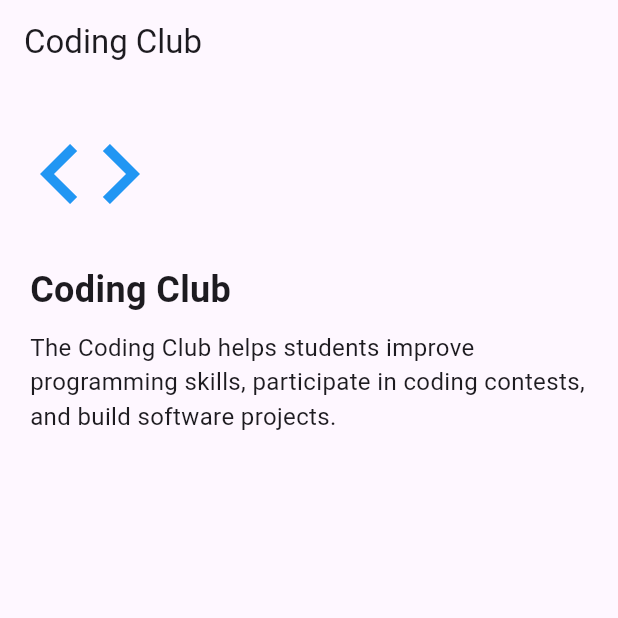
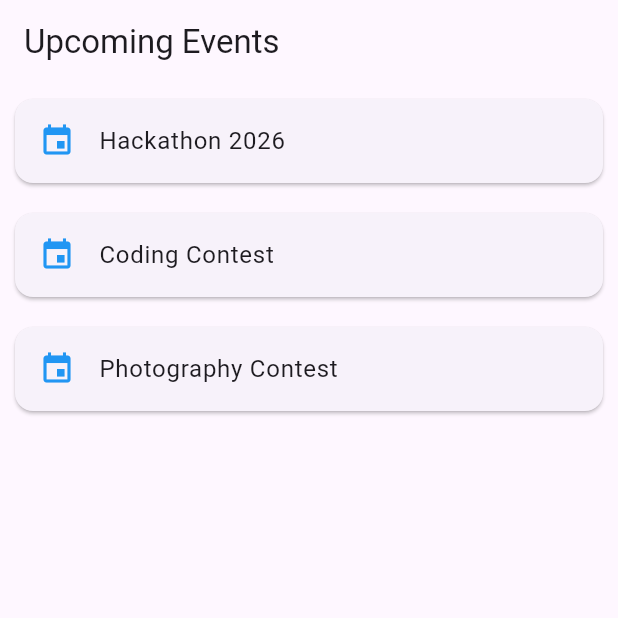
Before and after one commit to Satwika-y1/college-club-manager, a Flutter app: the screen it shows after launch, on a phone screen of 412 x 824 dp, the top half of it. Run offline on Flutter 3.47's test engine with Material 3 defaults, Android fonts, the light colour scheme and no system bars.

Commit message:
Added events screen

```diff
--- a/lib/main.dart
+++ b/lib/main.dart
@@ -1,5 +1,5 @@
 import 'package:flutter/material.dart';
-import 'screens/club_details_screen.dart';
+import 'screens/events_screen.dart';
 
 void main() {
   runApp(const CollegeClubManagerApp());
@@ -16,7 +16,7 @@ class CollegeClubManagerApp extends StatelessWidget {
       theme: ThemeData(
         primarySwatch: Colors.blue,
       ),
-      home: const ClubDetailsScreen(),
+      home: const EventsScreen(),
     );
   }
 }
--- /dev/null
+++ b/lib/screens/events_screen.dart
@@ -0,0 +1,35 @@
+import 'package:flutter/material.dart';
+
+class EventsScreen extends StatelessWidget {
+  const EventsScreen({super.key});
+
+  @override
+  Widget build(BuildContext context) {
+    final List<String> events = [
+      "Hackathon 2026",
+      "Coding Contest",
+      "Photography Contest",
+    ];
+
+    return Scaffold(
+      appBar: AppBar(
+        title: const Text("Upcoming Events"),
+      ),
+      body: ListView.builder(
+        itemCount: events.length,
+        itemBuilder: (context, index) {
+          return Card(
+            margin: const EdgeInsets.all(10),
+            child: ListTile(
+              leading: const Icon(
+                Icons.event,
+                color: Colors.blue,
+              ),
+              title: Text(events[index]),
+            ),
+          );
+        },
+      ),
+    );
+  }
+}
```
